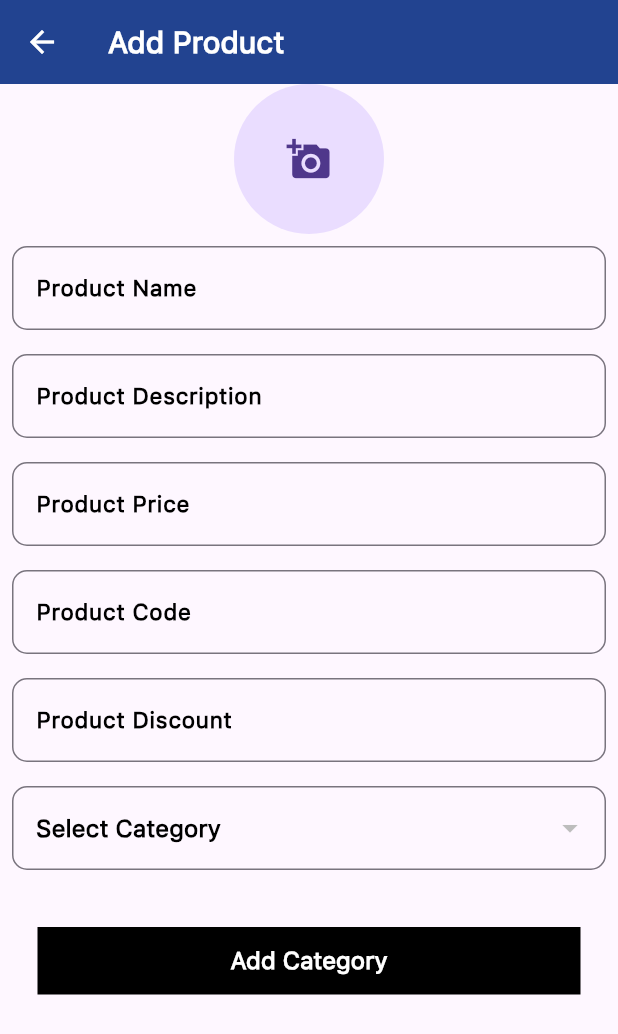
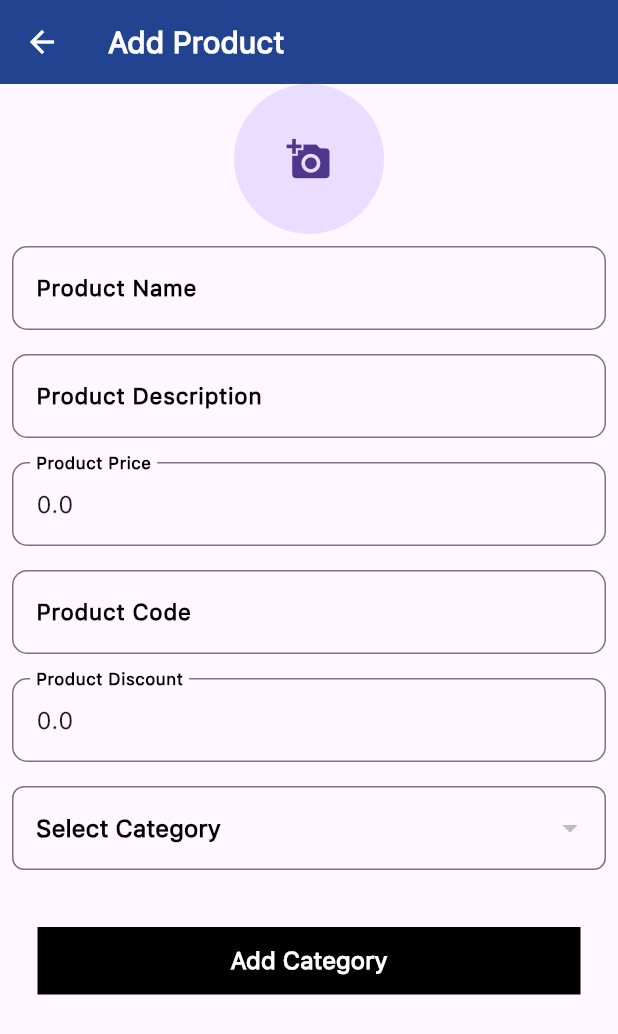
Before and after one commit to Khushi-Raja/ECommercePortal, a Flutter app: the AddProduct screen opened directly, on a phone screen of 412 x 824 dp. Shown: the top 1034 px of the screen. Run offline on Flutter 3.47's test engine with Material 3 defaults, Android fonts, the phone set to English and light mode, and no system bars; our stand-ins replace animate_do, cloud_firestore, firebase_auth, firebase_core, firebase_storage, image_picker and 1 more; accounts and stored records are empty; project files that could hold a hidden picture were left out.

Commit message:
Updated add_product.dart and product_list.dart

```diff
--- a/lib/admin_screen/product/add_product.dart
+++ b/lib/admin_screen/product/add_product.dart
@@ -7,6 +7,7 @@ import 'package:flutter/foundation.dart';
 import 'package:flutter/material.dart';
 import 'package:image_picker/image_picker.dart';
 import '../../components/custom_button.dart';
+import '../../components/custom_circular_progress_indicator.dart';
 import '../../components/custom_snackbar.dart';
 import '../../components/custom_textfiled.dart';
 import '../../components/dateFormat.dart';
@@ -51,11 +52,19 @@ class _AddProductState extends State<AddProduct> {
 
   String? selectedCategoryId; // To store the selected category ID
   List<Map<String, dynamic>> categories = []; // List to hold categories
-  bool isLoading = true; // For showing loading indicator while fetching categories
+  bool isLoading =
+      true; // For showing loading indicator while fetching categories
 
   @override
   void initState() {
     super.initState();
+    productNameController.text = widget.productName;
+    descriptionController.text = widget.description;
+    priceController.text = widget.price.toString();
+    codeController.text = widget.code;
+    discountController.text = widget.discount.toString();
+    selectedCategoryId =
+        widget.categoryID; // Initialize with the passed category ID
     fetchCategories();
   }
 
@@ -160,15 +169,39 @@ class _AddProductState extends State<AddProduct> {
                 labelText: 'Product Discount',
                 obscureText: false,
               ),
-              isLoading
-                  ? const Center(
-                child: CircularProgressIndicator(),
-              )
-                  : Padding(
+
+              // Dropdown code
+              StreamBuilder<QuerySnapshot>(
+                stream: FirebaseFirestore.instance
+                    .collection('category')
+                    .snapshots(),
+                builder: (context, snapshot) {
+                  if (!snapshot.hasData) {
+                    return const Center(
+                        child:
+                            CustomCupertinoActivityIndicator()); // Show loading indicator until data is fetched
+                  }
+                  List<DocumentSnapshot> categoryDocs = snapshot.data!.docs;
+                  List<Map<String, String>> categories =
+                      categoryDocs.map((doc) {
+                    return {
+                      'id': doc['categoryID'].toString(),
+                      // Assuming 'id' and 'name' fields are available in Firestore
+                      'name': doc['categoryName'].toString(),
+                    };
+                  }).toList();
+
+                  // Ensure that the selectedCategoryId is valid or null
+                  String? dropdownValue = categories.any(
+                          (category) => category['id'] == selectedCategoryId)
+                      ? selectedCategoryId
+                      : null;
+
+                  return Padding(
                     padding: const EdgeInsets.all(8.0),
                     child: DropdownButtonFormField<String>(
-                      value: selectedCategoryId,
-                      hint: const Text('Select Category',style: TextStyle(color: Colors.black, fontWeight: FontWeight.w600),),
+                      value: dropdownValue,
+                      hint: const Text('Select Category', style: TextStyle(fontWeight: FontWeight.bold, color: Colors.black),),
                       items: categories.map((category) {
                         return DropdownMenuItem<String>(
                           value: category['id'],
@@ -180,29 +213,28 @@ class _AddProductState extends State<AddProduct> {
                           selectedCategoryId = value;
                         });
                       },
-                      decoration: const InputDecoration(
-                        filled: false,
-                        fillColor: null,
-                        border: OutlineInputBorder(
-                          borderRadius: BorderRadius.all(
-                            Radius.circular(10), // Rounded border for the dropdown field
-                          ),
-                        ), // Label text for the dropdown
-                        labelStyle: TextStyle(
-                          color: Colors.black, // Label text color
-                          fontSize: 15, // Label text font size
-                          fontWeight: FontWeight.bold, // Label text boldness
-                        ),
-                        // prefixIcon: Icon(Icons.category), // Optional prefix icon
-                      ),
                       validator: (value) {
                         if (value == null) {
                           return "Please select a category";
                         }
                         return null;
                       },
+                      decoration: InputDecoration(
+                        border: OutlineInputBorder(
+                          borderSide:
+                              BorderSide(color: CupertinoColors.activeBlue),
+                          borderRadius: BorderRadius.circular(8),
+                        ),
+                        focusedBorder: OutlineInputBorder(
+                          borderSide: BorderSide(color: CupertinoColors.activeGreen),
+                          borderRadius: BorderRadius.circular(8),
+                        ),
+                      ),
                     ),
-                  ),
+                  );
+                },
+              ),
+
               const SizedBox(height: 10),
               Padding(
                 padding: const EdgeInsets.all(15),
@@ -278,7 +310,7 @@ class _AddProductState extends State<AddProduct> {
   Future<void> addProductWithBytes() async {
     try {
       int? lastID =
-      await getLastID(collectionName: "product", primaryKey: "productID");
+          await getLastID(collectionName: "product", primaryKey: "productID");
       print(lastID);
       int newID = (lastID ?? 0) + 1; // Use a fallback value if lastID is null
       final productImageURL = await uploadImageBytes(_imageBytes!);
@@ -378,12 +410,50 @@ class _AddProductState extends State<AddProduct> {
     }
   }
 
+  // Future<List<Map<String, String>>> fetchDataFromCollection(String collectionName) async {
+  //   try {
+  //     final snapshot = await FirebaseFirestore.instance.collection(collectionName).get();
+  //
+  //     // Check if the collection is not empty
+  //     if (snapshot.docs.isNotEmpty) {
+  //       return snapshot.docs.map((doc) {
+  //         return {
+  //           'id': doc.id,
+  //           'name': doc['categoryName'].toString(), // Replace 'categoryName' with the field you're targeting
+  //         };
+  //       }).toList();
+  //     } else {
+  //       return [];
+  //     }
+  //   } catch (e) {
+  //     print("Error fetching data from $collectionName: $e");
+  //     return [];
+  //   }
+  // }
+  //
+  // Future<void> fetchCategories() async {
+  //   setState(() {
+  //     isLoading = true;
+  //   });
+  //   try {
+  //     // Fetch data from the 'category' collection
+  //     final categoriesData = await fetchDataFromCollection('category');
+  //     setState(() {
+  //       categories = categoriesData;
+  //       isLoading = false;
+  //     });
+  //   } catch (e) {
+  //     print("Error fetching categories: $e");
+  //     setState(() {
+  //       isLoading = false;
+  //     });
+  //   }
+  // }
 
   Future<void> fetchCategories() async {
     try {
-      final snapshot = await FirebaseFirestore.instance
-          .collection('category')
-          .get();
+      final snapshot =
+          await FirebaseFirestore.instance.collection('category').get();
 
       setState(() {
         categories = snapshot.docs.map((doc) {
--- a/lib/admin_screen/product/product_list.dart
+++ b/lib/admin_screen/product/product_list.dart
@@ -14,6 +14,7 @@ class ProductList extends StatefulWidget {
 }
 
 class _ProductListState extends State<ProductList> {
+
   @override
   Widget build(BuildContext context) {
     return Scaffold(
@@ -154,6 +155,16 @@ class _ProductListState extends State<ProductList> {
                     maxLines: 2,
                     overflow: TextOverflow.ellipsis,
                   ),
+
+                  Text(
+                    data['discount'] ?? "No discount available",
+                    style: TextStyle(
+                      fontSize: 14,
+                      color: Colors.grey.shade600,
+                    ),
+                    maxLines: 2,
+                    overflow: TextOverflow.ellipsis,
+                  ),
                 ],
               ),
             ),
@@ -171,9 +182,9 @@ class _ProductListState extends State<ProductList> {
                     String productID = data['productID'];
                     String productName = data['productName'];
                     String description = data['description'];
-                    double price = data['price'];
+                    double price = double.tryParse(data['price'].toString()) ?? 0.0;
                     String code = data['code'];
-                    double discount = data['discount'];
+                    double discount = double.tryParse(data['discount']?.toString() ?? '0') ?? 0.0;
                     String displayImage = data['displayImage'];
                     String categoryID = data['categoryID'];
                     Navigator.push(
@@ -202,7 +213,7 @@ class _ProductListState extends State<ProductList> {
                   onPressed: () {
                     FirebaseFirestore.instance
                         .collection('product')
-                        .doc(data['productID'])
+                        .doc(document.id)
                         .delete();
                   },
                 ),
```
